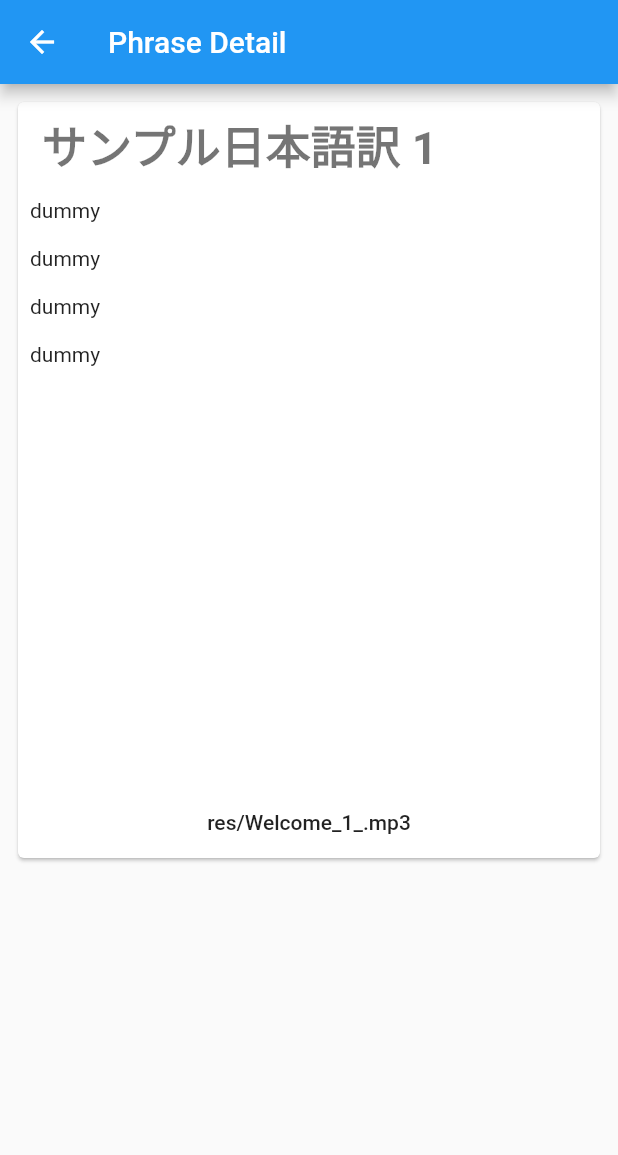
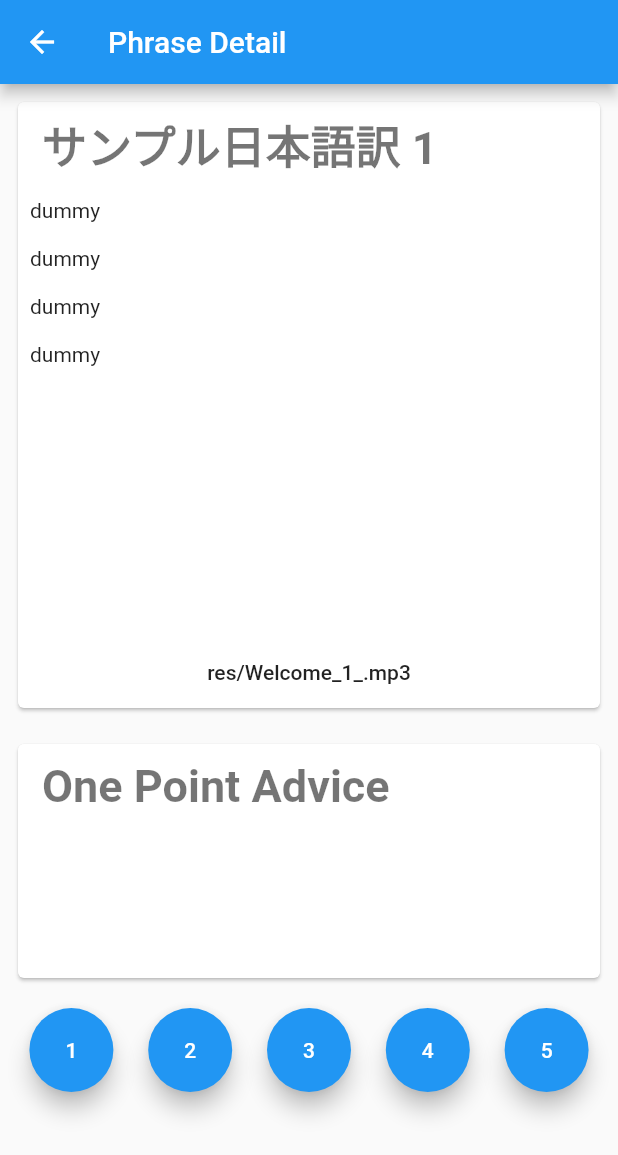
Before and after one commit to world-rize/wr-app, a Flutter app: the screen it shows after launch, after a tap on an icon or button, on a phone screen of 412 x 824 dp. Shown: the top 1155 px of the screen. Run offline on Flutter 3.47's test engine with Material 2 defaults, Android fonts, the phone set to English and light mode, and no system bars; our stand-ins replace assets_audio_player, firebase_auth, getflutter, settings_ui; missing offline and left inert: flappy_search_bar; accounts and stored records are empty; network calls fail.

Commit message:
フレーズ詳細画面作成

```diff
--- a/lib/ui/lesson/lesson_phrases_detail_page.dart
+++ b/lib/ui/lesson/lesson_phrases_detail_page.dart
@@ -3,6 +3,7 @@
 import 'package:flutter/material.dart';
 import 'package:flutter/cupertino.dart';
 import 'package:assets_audio_player/assets_audio_player.dart';
+import 'package:getflutter/getflutter.dart';
 
 import 'package:wr_app/model/phrase.dart';
 
@@ -25,6 +26,8 @@ class LessonPhrasesDetailPage extends StatelessWidget {
         child: Column(
           children: <Widget>[
             _createPhraseSample(),
+            _createOnePointAdvice(),
+            _createButtonArea(),
           ],
         ),
       ),
@@ -48,7 +51,7 @@ class LessonPhrasesDetailPage extends StatelessWidget {
               ),
             ),
             SizedBox(
-              height: 400,
+              height: 300,
               child: _createPhraseSampleConversation(),
             ),
             // test
@@ -80,4 +83,71 @@ class LessonPhrasesDetailPage extends StatelessWidget {
       itemCount: 4,
     );
   }
+
+  Widget _createOnePointAdvice() {
+    return Padding(
+      padding: const EdgeInsets.all(8),
+      child: Card(
+        child: Column(
+          children: <Widget>[
+            ListTile(
+              title: Text(
+                "One Point Advice",
+                style: TextStyle(
+                    fontSize: 30,
+                    color: Colors.black54,
+                    fontWeight: FontWeight.bold),
+              ),
+            ),
+            SizedBox(
+              height: 100,
+            ),
+          ],
+        ),
+      ),
+    );
+  }
+
+  Widget _createButtonArea(){
+    return Padding(
+      padding: const EdgeInsets.all(8),
+      child: Row(
+        mainAxisAlignment: MainAxisAlignment.center,
+        children: <Widget>[
+          Expanded(
+            child: FloatingActionButton(
+              child: const Text('1'),
+              onPressed: () {},
+            ),
+          ),
+          Expanded(
+            child: FloatingActionButton(
+              child: const Text('2'),
+              onPressed: () {},
+            ),
+          ),
+          Expanded(
+            child: FloatingActionButton(
+              child: const Text('3'),
+              onPressed: () {},
+            ),
+          ),
+          Expanded(
+            child: FloatingActionButton(
+              child: const Text('4'),
+              onPressed: () {},
+            ),
+          ),
+          Expanded(
+            child: FloatingActionButton(
+              child: const Text('5'),
+              onPressed: () {},
+            ),
+          ),
+        ],
+      )
+    );
+  }
+
+
 }
```
Also changed, not shown: 1 other file.
